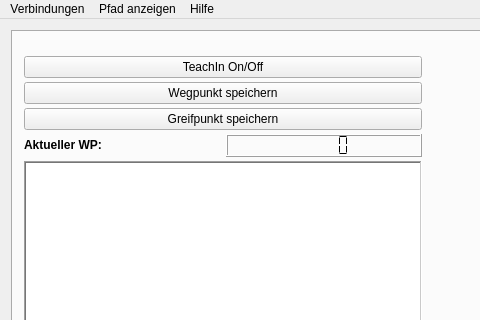
Qt form mainwindow.ui (LaurinCoder/Robokran) before a commit; both pictures show x 0 to 480 and y 0 to 320 of the 1200 by 800 pixel window.
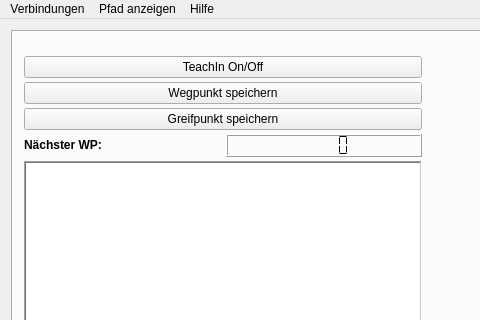
The same form after that commit.

What changed in the file:
```diff
--- a/mainwindow.ui
+++ b/mainwindow.ui
@@ -143,7 +143,7 @@
                  </sizepolicy>
                 </property>
                 <property name="text">
-                 <string>&lt;html&gt;&lt;head/&gt;&lt;body&gt;&lt;p&gt;&lt;span style=&quot; font-weight:600;&quot;&gt;Aktueller WP:&lt;/span&gt;&lt;/p&gt;&lt;/body&gt;&lt;/html&gt;</string>
+                 <string>&lt;html&gt;&lt;head/&gt;&lt;body&gt;&lt;p&gt;&lt;span style=&quot; font-weight:600;&quot;&gt;Nächster WP:&lt;/span&gt;&lt;/p&gt;&lt;/body&gt;&lt;/html&gt;</string>
                 </property>
                </widget>
               </item>
```
